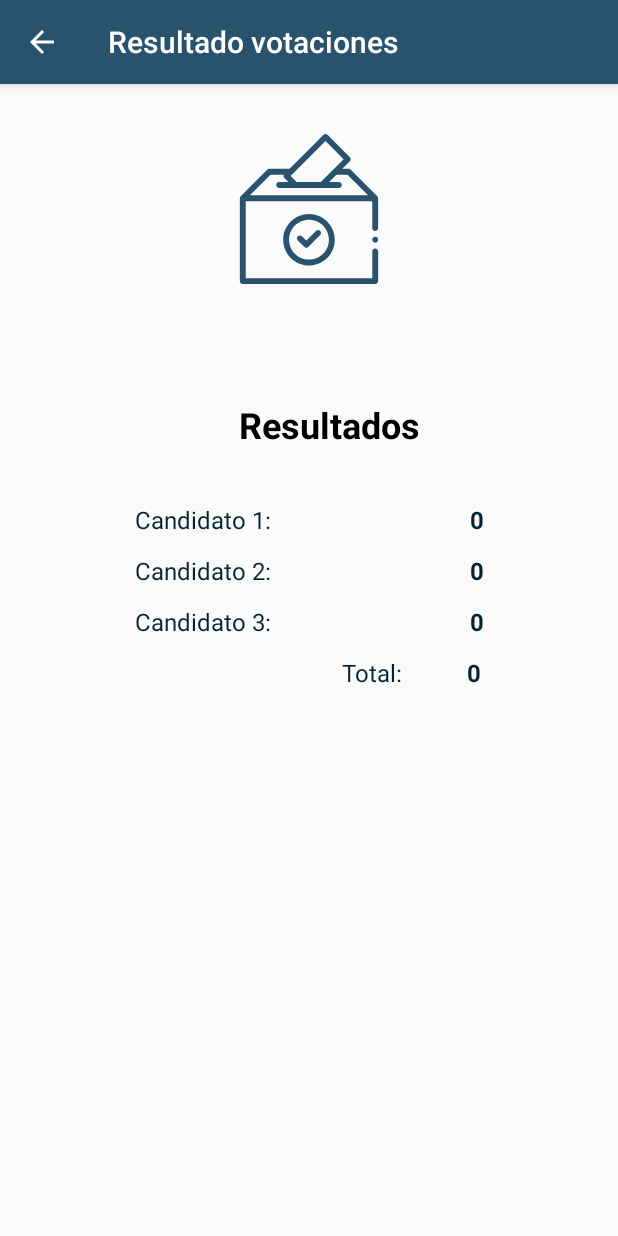
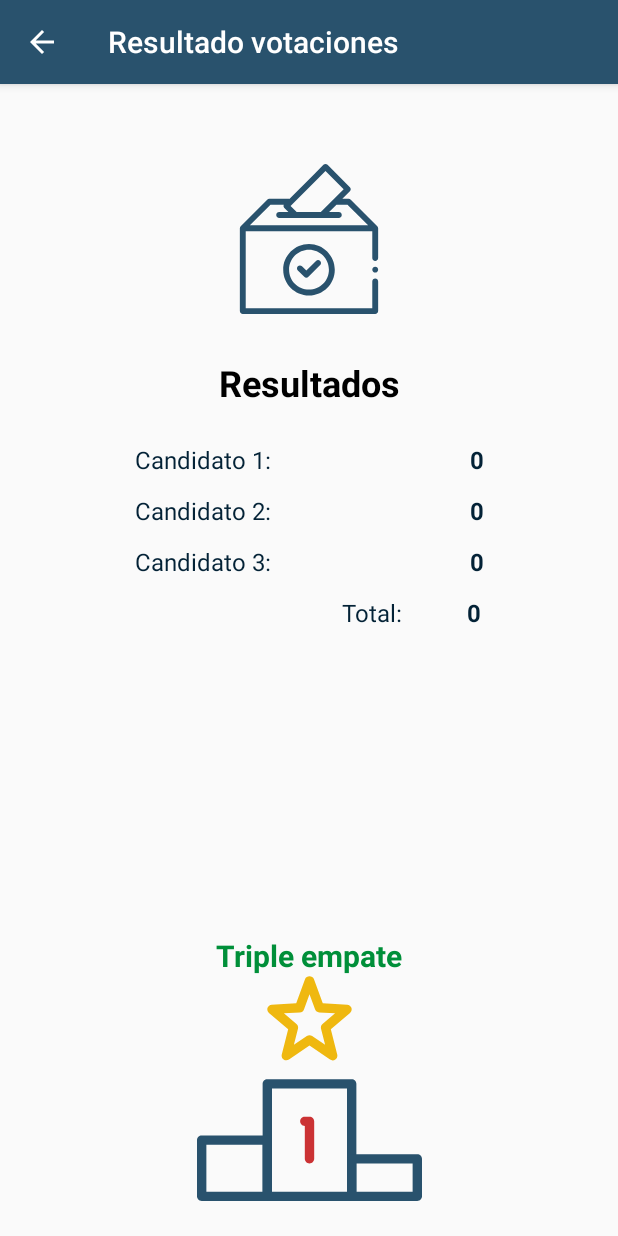
Before and after one commit to squinteroagudelo/AppCandidatos, an Android app: the screen it shows after launch (ResultActivity), after a tap on "CONFIRMAR", on a phone screen of 412 x 824 dp. Run offline under Robolectric (Android 15) with nearby library versions, the phone set to English and light mode, and no system bars.

Commit message:
Podio ganador
Agregar podio SVG y la lógica para mostrar el ganador

```diff
--- a/app/src/main/java/com/example/appcandidatos/MainActivity.java
+++ b/app/src/main/java/com/example/appcandidatos/MainActivity.java
@@ -31,12 +31,12 @@ public class MainActivity extends AppCompatActivity {
 
         Objects.requireNonNull(getSupportActionBar()).setTitle("Registro de votos");
 
-        etcantidad = (EditText) findViewById(R.id.etcantidad);
-        etnombre = (EditText) findViewById(R.id.etnombre);
-        etedad = (EditText) findViewById(R.id.etedad);
-        rdbcandidato1 = (RadioButton) findViewById(R.id.rdbcandidato1);
-        rdbcandidato2 = (RadioButton) findViewById(R.id.rdbcandidato2);
-        rdbcandidato3 = (RadioButton) findViewById(R.id.rdbcandidato3);
+        etcantidad = findViewById(R.id.etcantidad);
+        etnombre = findViewById(R.id.etnombre);
+        etedad = findViewById(R.id.etedad);
+        rdbcandidato1 = findViewById(R.id.rdbcandidato1);
+        rdbcandidato2 = findViewById(R.id.rdbcandidato2);
+        rdbcandidato3 = findViewById(R.id.rdbcandidato3);
 
         rdbcandidato1.setEnabled(false);
         rdbcandidato2.setEnabled(false);
@@ -86,16 +86,19 @@ public class MainActivity extends AppCompatActivity {
             candidato1++;
             turno++;
             toggleEnable();
+            stored();
         }else if(rdbcandidato2.isChecked()){
             electores.add(nombre);
             candidato2++;
             turno++;
             toggleEnable();
+            stored();
         }else if(rdbcandidato3.isChecked()){
             electores.add(nombre);
             candidato3++;
             turno++;
             toggleEnable();
+            stored();
         }else{
             inflateToast(R.layout.toast_failed, R.id.toast_container_failed, "Debe elegir un candidato");
         }
@@ -128,6 +131,12 @@ public class MainActivity extends AppCompatActivity {
         etnombre.requestFocus();
     }
 
+    public void stored(){
+        Toast toast= Toast.makeText(getApplicationContext(),"Su voto ha sido guardado", Toast.LENGTH_LONG);
+        toast.setGravity(Gravity.BOTTOM|Gravity.CENTER_HORIZONTAL, 0, 30);
+        toast.show();
+    }
+
     public void toggleEnable(){
         if (etnombre.isEnabled()){
             etnombre.setEnabled(false);
@@ -154,7 +163,7 @@ public class MainActivity extends AppCompatActivity {
         text.setText(message);
 
         Toast toast = new Toast(getApplicationContext());
-        toast.setGravity(Gravity.TOP|Gravity.CENTER_HORIZONTAL, 0, 100);
+        toast.setGravity(Gravity.TOP|Gravity.CENTER_HORIZONTAL, 0, 150);
         toast.setDuration(Toast.LENGTH_SHORT);
         toast.setView(layout);
         toast.show();
--- a/app/src/main/java/com/example/appcandidatos/ResultActivity.java
+++ b/app/src/main/java/com/example/appcandidatos/ResultActivity.java
@@ -9,7 +9,7 @@ import java.util.Objects;
 
 public class ResultActivity extends AppCompatActivity {
 
-    TextView tvvotos1, tvvotos2, tvvotos3, tvvotost;
+    TextView tvvotos1, tvvotos2, tvvotos3, tvvotost, tvganador;
     int votos1, votos2, votos3, suma;
 
     @Override
@@ -20,10 +20,11 @@ public class ResultActivity extends AppCompatActivity {
         Objects.requireNonNull(getSupportActionBar()).setTitle("Resultado votaciones");
         getSupportActionBar().setDisplayHomeAsUpEnabled(true);
 
-        tvvotos1 = (TextView) findViewById(R.id.tvvotos1);
-        tvvotos2 = (TextView) findViewById(R.id.tvvotos2);
-        tvvotos3 = (TextView) findViewById(R.id.tvvotos3);
-        tvvotost = (TextView) findViewById(R.id.tvvotost);
+        tvvotos1 = findViewById(R.id.tvvotos1);
+        tvvotos2 = findViewById(R.id.tvvotos2);
+        tvvotos3 = findViewById(R.id.tvvotos3);
+        tvvotost = findViewById(R.id.tvvotost);
+        tvganador = findViewById(R.id.tvganador);
 
         votos1 = getIntent().getIntExtra("c1", 0);
         votos2 = getIntent().getIntExtra("c2", 0);
@@ -43,7 +44,32 @@ public class ResultActivity extends AppCompatActivity {
     }
 
     public void result() {
-        suma = Integer.parseInt(tvvotos1.getText().toString()) + Integer.parseInt(tvvotos2.getText().toString()) + Integer.parseInt(tvvotos3.getText().toString());
+        int c1 = Integer.parseInt(tvvotos1.getText().toString());
+        int c2 = Integer.parseInt(tvvotos2.getText().toString());
+        int c3 = Integer.parseInt(tvvotos3.getText().toString());
+        suma = c1 + c2 + c3;
         tvvotost.setText(String.valueOf(suma));
+
+        if ((c1 == c2 || c1 == c3) && c2 == c3){
+            tvganador.setText("Triple empate");
+        }else if (c1 > c2){
+            if (c1 > c3){
+                tvganador.setText("Candidato 1");
+            }else if(c1 < c3){
+                tvganador.setText("Candidato 3");
+            }else{
+                tvganador.setText("Empate\nCandidato 1 / Candidato 3");
+            }
+        }else if (c1 < c2){
+            if (c2 > c3){
+                tvganador.setText("Candidato 2");
+            }else if (c2 < c3){
+                tvganador.setText("Candidato 3");
+            }else{
+                tvganador.setText("Empate\nCandidato 2 / Candidato 3");
+            }
+        }else{
+            tvganador.setText("Empate\nCandidato 1 / Candidato 2");
+        }
     }
 }
--- /dev/null
+++ b/app/src/main/res/drawable/ic_escenario.xml
@@ -0,0 +1,21 @@
+<vector xmlns:android="http://schemas.android.com/apk/res/android"
+    android:width="512dp"
+    android:height="512dp"
+    android:viewportWidth="24"
+    android:viewportHeight="24">
+  <path
+      android:fillColor="#29526D"
+      android:pathData="m16.5,24h-9c-0.276,0 -0.5,-0.224 -0.5,-0.5v-12c0,-0.276 0.224,-0.5 0.5,-0.5h9c0.276,0 0.5,0.224 0.5,0.5v12c0,0.276 -0.224,0.5 -0.5,0.5zM8,23h8v-11h-8z"/>
+  <path
+      android:fillColor="#29526D"
+      android:pathData="m23.5,24h-7c-0.276,0 -0.5,-0.224 -0.5,-0.5v-4c0,-0.276 0.224,-0.5 0.5,-0.5h7c0.276,0 0.5,0.224 0.5,0.5v4c0,0.276 -0.224,0.5 -0.5,0.5zM17,23h6v-3h-6z"/>
+  <path
+      android:fillColor="#29526D"
+      android:pathData="m7.5,24h-7c-0.276,0 -0.5,-0.224 -0.5,-0.5v-6c0,-0.276 0.224,-0.5 0.5,-0.5h7c0.276,0 0.5,0.224 0.5,0.5v6c0,0.276 -0.224,0.5 -0.5,0.5zM1,23h6v-5h-6z"/>
+  <path
+      android:fillColor="#cb3234"
+      android:pathData="m12,20c-0.276,0 -0.5,-0.224 -0.5,-0.5v-3.5c-0.276,0 -0.5,-0.224 -0.5,-0.5s0.224,-0.5 0.5,-0.5h0.5c0.276,0 0.5,0.224 0.5,0.5v4c0,0.276 -0.224,0.5 -0.5,0.5z"/>
+  <path
+      android:fillColor="#EFB810"
+      android:pathData="m14.472,9c-0.098,0 -0.196,-0.029 -0.281,-0.087l-2.191,-1.491 -2.191,1.491c-0.172,0.117 -0.398,0.116 -0.568,-0.004 -0.17,-0.118 -0.249,-0.331 -0.198,-0.532l0.682,-2.69 -2.05,-1.751c-0.155,-0.132 -0.214,-0.346 -0.149,-0.54 0.065,-0.193 0.241,-0.327 0.445,-0.339l2.612,-0.148 0.947,-2.58c0.145,-0.395 0.794,-0.395 0.938,0l0.947,2.58 2.612,0.148c0.204,0.012 0.38,0.146 0.445,0.339 0.065,0.194 0.006,0.408 -0.149,0.54l-2.049,1.751 0.682,2.69c0.051,0.201 -0.028,0.414 -0.198,0.532 -0.085,0.061 -0.185,0.091 -0.286,0.091zM12,6.317c0.098,0 0.196,0.029 0.281,0.087l1.383,0.94 -0.435,-1.714c-0.046,-0.185 0.016,-0.38 0.16,-0.503l1.339,-1.144 -1.697,-0.097c-0.199,-0.011 -0.373,-0.14 -0.441,-0.327l-0.59,-1.607 -0.59,1.608c-0.068,0.188 -0.242,0.316 -0.441,0.327l-1.698,0.097 1.339,1.144c0.145,0.123 0.207,0.318 0.16,0.503l-0.435,1.714 1.383,-0.94c0.086,-0.058 0.184,-0.088 0.282,-0.088z"/>
+</vector>
--- a/app/src/main/res/layout/activity_result.xml
+++ b/app/src/main/res/layout/activity_result.xml
@@ -10,17 +10,15 @@
         android:id="@+id/textView"
         android:layout_width="wrap_content"
         android:layout_height="wrap_content"
-        android:layout_marginTop="32dp"
         android:text="Resultados"
         android:textColor="@android:color/black"
         android:textSize="24sp"
         android:textStyle="bold"
         app:layout_constraintBottom_toBottomOf="parent"
         app:layout_constraintEnd_toEndOf="parent"
-        app:layout_constraintHorizontal_bias="0.546"
         app:layout_constraintStart_toStartOf="parent"
         app:layout_constraintTop_toBottomOf="@+id/imageView"
-        app:layout_constraintVertical_bias="0.08" />
+        app:layout_constraintVertical_bias="0.050000012" />
 
     <ImageView
         android:id="@+id/imageView"
@@ -30,14 +28,14 @@
         app:layout_constraintEnd_toEndOf="parent"
         app:layout_constraintStart_toStartOf="parent"
         app:layout_constraintTop_toTopOf="parent"
-        app:layout_constraintVertical_bias="0.050000012"
+        app:layout_constraintVertical_bias="0.08"
         app:srcCompat="@drawable/ic_urna" />
 
     <TextView
         android:id="@+id/textView2"
         android:layout_width="wrap_content"
         android:layout_height="wrap_content"
-        android:layout_marginTop="36dp"
+        android:layout_marginTop="24dp"
         android:text="Candidato 1:"
         android:textAlignment="textEnd"
         android:textColor="@color/colorPrimaryDark"
@@ -54,7 +52,7 @@
         android:id="@+id/tvvotos1"
         android:layout_width="wrap_content"
         android:layout_height="wrap_content"
-        android:layout_marginTop="36dp"
+        android:layout_marginTop="24dp"
         android:hint="votos 1"
         android:textAlignment="textEnd"
         android:textColor="@color/colorPrimaryDark"
@@ -157,4 +155,29 @@
         app:layout_constraintHorizontal_bias="0.5"
         app:layout_constraintStart_toStartOf="@+id/tvvotos3"
         app:layout_constraintTop_toBottomOf="@+id/tvvotos3" />
+
+    <ImageView
+        android:id="@+id/imageView2"
+        android:layout_width="150dp"
+        android:layout_height="150dp"
+        app:layout_constraintBottom_toBottomOf="parent"
+        app:layout_constraintEnd_toEndOf="parent"
+        app:layout_constraintStart_toStartOf="parent"
+        app:layout_constraintTop_toBottomOf="@+id/imageView"
+        app:layout_constraintVertical_bias="0.95"
+        app:srcCompat="@drawable/ic_escenario" />
+
+    <TextView
+        android:id="@+id/tvganador"
+        android:layout_width="wrap_content"
+        android:layout_height="wrap_content"
+        android:textAlignment="center"
+        android:textColor="@color/colorSuccess"
+        android:textSize="20sp"
+        android:textStyle="bold"
+        app:layout_constraintBottom_toTopOf="@+id/imageView2"
+        app:layout_constraintEnd_toEndOf="parent"
+        app:layout_constraintStart_toStartOf="parent"
+        app:layout_constraintTop_toBottomOf="@+id/textView8"
+        app:layout_constraintVertical_bias="1.0" />
 </androidx.constraintlayout.widget.ConstraintLayout>
```
Also changed, not shown: app/src/main/res/layout/activity_main.xml (+24 -23 lines).
